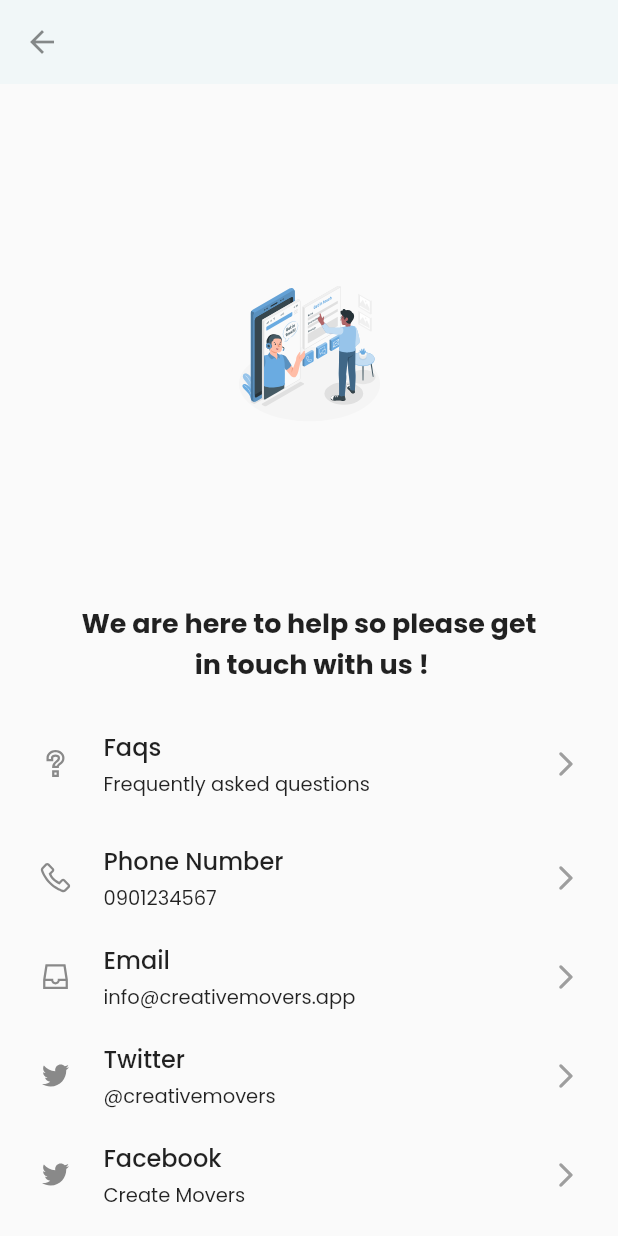
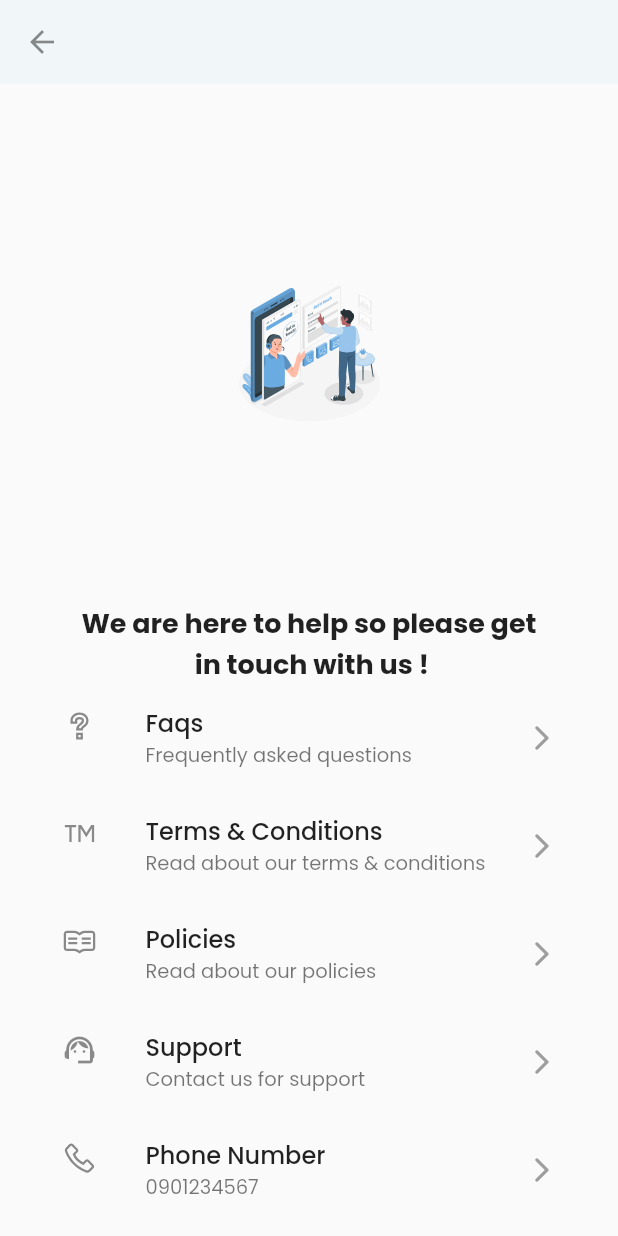
Before and after one commit to Programmers-City-Dev/creative_movers, a Flutter app: the HelpAndSupport screen opened directly, on a phone screen of 412 x 824 dp. Run offline on Flutter 3.47's test engine with Material 2 defaults, Android fonts, the phone set to English and light mode, and no system bars; our stand-ins replace bloc, cached_network_image, camera, chewie, cloud_firestore, csc_picker and 36 more; missing offline and left inert: agora_rtc_engine, android_path_provider, any_link_preview, flutter_custom_tabs, flutter_downloader and 5 more; accounts and stored records are empty; generated files the repository leaves out were written again; project files that could hold a hidden picture were left out.

Commit message:
Fixed issues

```diff
--- a/lib/screens/main/profile/views/help_and_support_screen.dart
+++ b/lib/screens/main/profile/views/help_and_support_screen.dart
@@ -1,3 +1,5 @@
+import 'package:creative_movers/constants/constants.dart';
+import 'package:creative_movers/helpers/app_utils.dart';
 import 'package:creative_movers/helpers/paths.dart';
 import 'package:creative_movers/theme/app_colors.dart';
 import 'package:flutter/material.dart';
@@ -47,9 +49,7 @@ class _HelpAndSupportState extends State<HelpAndSupport> {
                   style: TextStyle(fontSize: 18, fontWeight: FontWeight.bold),
                 ),
               ),
-              const SizedBox(
-                height: 30,
-              ),
+
               _ContactUsItem(
                 tittle: 'Faqs',
                 subtittle: 'Frequently asked questions',
@@ -58,9 +58,39 @@ class _HelpAndSupportState extends State<HelpAndSupport> {
                   Navigator.pushNamed(context, faqsPath);
                 },
               ),
-              const SizedBox(
-                height: 30,
+
+              _ContactUsItem(
+                tittle: 'Terms & Conditions',
+                subtittle: 'Read about our terms & conditions',
+                icon: LineIcons.trademark,
+                onTap: () {
+                  AppUtils.launchInAppBrowser(
+                      context, "${Constants.baseUrl}terms");
+                },
               ),
+
+              _ContactUsItem(
+                tittle: 'Policies',
+                subtittle: 'Read about our policies',
+                // Policies icon
+                icon: LineIcons.readme,
+                onTap: () {
+                  AppUtils.launchInAppBrowser(
+                      context, "${Constants.baseUrl}policies");
+                },
+              ),
+
+              _ContactUsItem(
+                tittle: 'Support',
+                subtittle: 'Contact us for support',
+                // Policies icon
+                icon: Icons.support_agent_outlined,
+                onTap: () {
+                  AppUtils.launchInAppBrowser(
+                      context, "${Constants.baseUrl}support");
+                },
+              ),
+
               _ContactUsItem(
                 tittle: 'Phone Number',
                 subtittle: '0901234567',
@@ -76,9 +106,7 @@ class _HelpAndSupportState extends State<HelpAndSupport> {
                   );
                 },
               ),
-              const SizedBox(
-                height: 20,
-              ),
+
               _ContactUsItem(
                 tittle: 'Email',
                 subtittle: 'info@creativemovers.app',
@@ -92,45 +120,39 @@ class _HelpAndSupportState extends State<HelpAndSupport> {
                   launchUrl(emailLaunchUri);
                 },
               ),
-              const SizedBox(
-                height: 20,
-              ),
+
               _ContactUsItem(
                 tittle: 'Twitter',
                 subtittle: '@creativemovers',
                 icon: LineIcons.twitter,
                 onTap: () {
-                  final Uri _url = Uri.parse(
+                  final Uri url = Uri.parse(
                     'https://twitter.com/createmovers',
                   );
-                  launchUrl(_url, mode: LaunchMode.externalApplication);
+                  launchUrl(url, mode: LaunchMode.externalApplication);
                 },
               ),
-              const SizedBox(
-                height: 20,
-              ),
+
               _ContactUsItem(
                 tittle: 'Facebook',
                 subtittle: 'Create Movers',
-                icon: LineIcons.twitter,
+                icon: LineIcons.facebook,
                 onTap: () {
-                  final Uri _url = Uri.parse(
+                  final Uri url = Uri.parse(
                     'https://web.facebook.com/create.movers.1',
                   );
-                  launchUrl(_url, mode: LaunchMode.externalApplication);
+                  launchUrl(url, mode: LaunchMode.externalApplication);
                 },
               ),
-              const SizedBox(
-                height: 20,
-              ),
+
               _ContactUsItem(
                 tittle: 'Instagram',
                 subtittle: 'Creative Movers',
                 icon: LineIcons.instagram,
                 onTap: () {
-                  final Uri _url =
+                  final Uri url =
                       Uri.parse('https://www.instagram.com/createmovers/');
-                  launchUrl(_url, mode: LaunchMode.externalApplication);
+                  launchUrl(url, mode: LaunchMode.externalApplication);
                 },
               ),
               const SizedBox(
@@ -160,49 +182,27 @@ class _ContactUsItem extends StatelessWidget {
 
   @override
   Widget build(BuildContext context) {
-    return GestureDetector(
+    return ListTile(
       onTap: onTap,
-      child: Container(
-        child: Row(
-          children: [
-            Icon(
+      leading: Icon(
         icon,
         color: Colors.black45,
       ),
-            const SizedBox(
-              width: 20,
+      title: Text(
+        tittle,
+        style: const TextStyle(fontSize: 16, fontWeight: FontWeight.w500),
       ),
-            Expanded(
-                child: Column(
-              crossAxisAlignment: CrossAxisAlignment.start,
-              children: [
-                Text(
-                  tittle,
-                  style: const TextStyle(
-                      fontSize: 16, fontWeight: FontWeight.w500),
-                ),
-                const SizedBox(
-                  height: 3,
-                ),
-                Text(
+      subtitle: Text(
         subtittle,
         style: const TextStyle(
           fontSize: 13,
         ),
       ),
-              ],
-            )),
-            const SizedBox(
-              width: 20,
-            ),
-            const Icon(
+      trailing: const Icon(
         Icons.arrow_forward_ios_rounded,
         color: Colors.grey,
         size: 20,
       ),
-          ],
-        ),
-      ),
     );
   }
 }
```
Also changed, not shown: lib/screens/auth/widgets/signup_form.dart (+37 -0 lines). Lines whose indentation alone changed are shown as unchanged.
